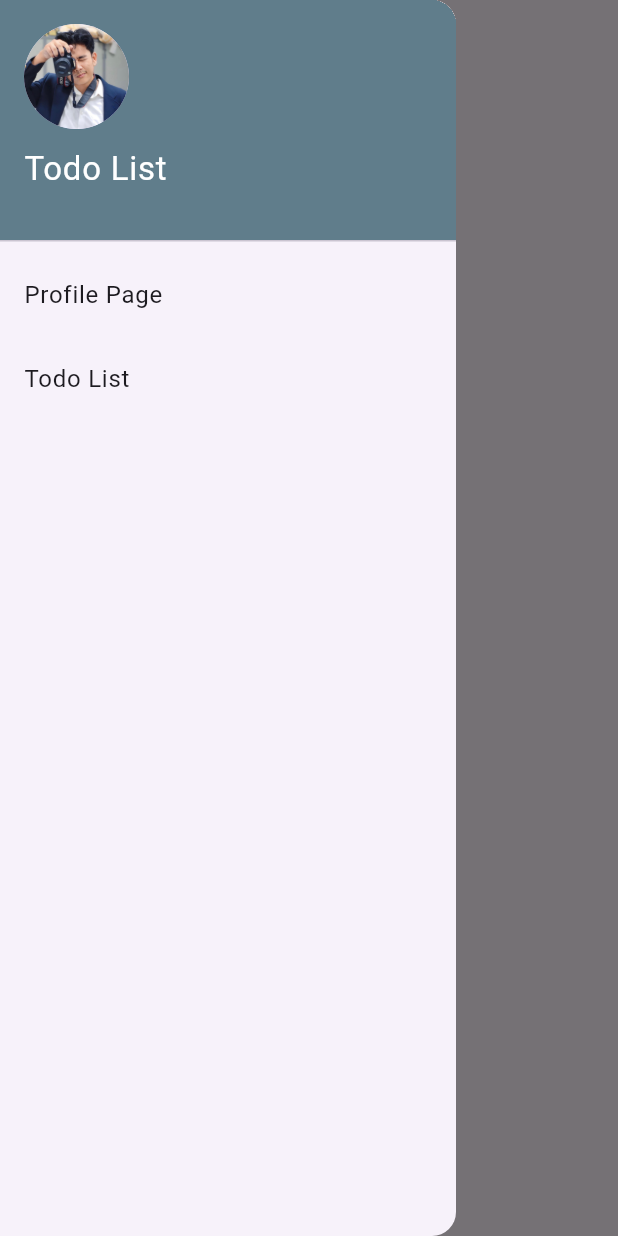
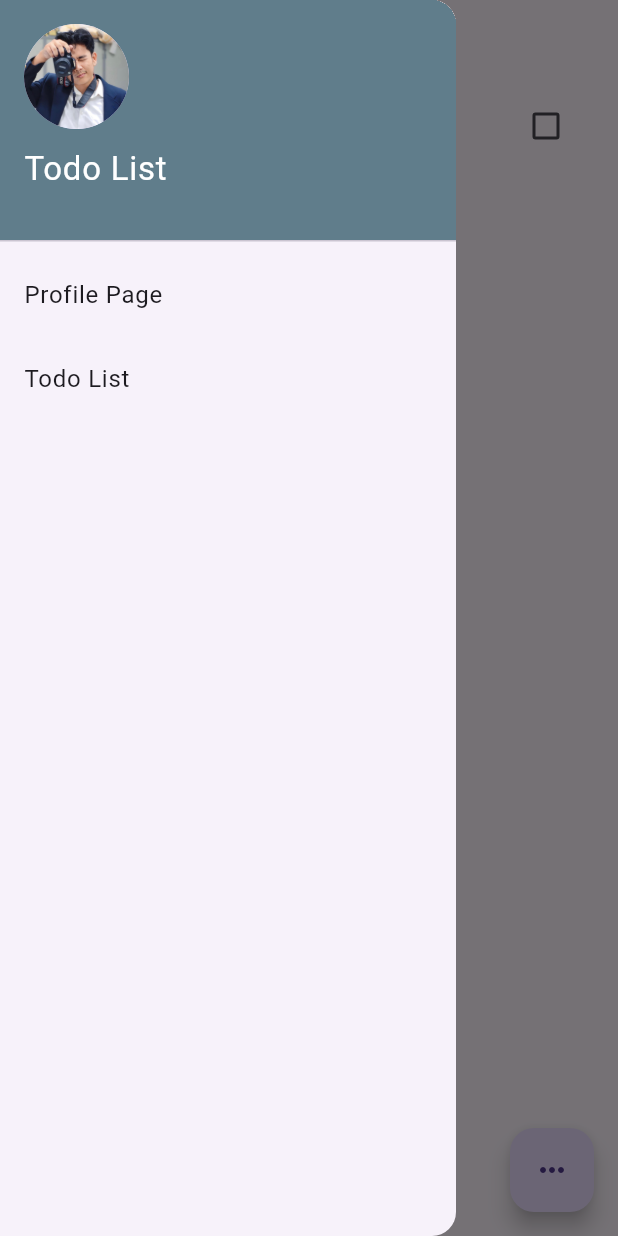
Before and after one commit to AnusitPP/flutter_lab, a Flutter app: the TodolistPage screen opened directly, with the side drawer open, on a phone screen of 412 x 824 dp. Run offline on Flutter 3.47's test engine with Material 3 defaults, Android fonts, the phone set to English and light mode, and no system bars; our stand-ins replace shared_preferences, sqflite; accounts and stored records are empty.

```diff
--- /dev/null
+++ b/lib/todo.dart
@@ -0,0 +1,25 @@
+class Todo {
+  int? id; // id เป็นตัวแปรที่ใช้เก็บหมายเลข ID ของ Todo
+  String task; // task เก็บชื่อหรือรายละเอียดของ Todo
+  bool isCompleted; // isCompleted เก็บสถานะว่า Todo เสร็จหรือยัง
+
+  Todo({this.id, required this.task, required this.isCompleted});
+
+  // ฟังก์ชันนี้ใช้ในการแปลงข้อมูล Todo ให้อยู่ในรูปแบบของ Map
+  Map<String, dynamic> toMap() {
+    return {
+      'id': id, // เก็บ id ของ Todo
+      'task': task, // เก็บรายละเอียดของ Todo
+      'isCompleted': isCompleted ? 1 : 0, // แปลง bool เป็น 1 หรือ 0
+    };
+  }
+
+  // ฟังก์ชันนี้ใช้ในการแปลงข้อมูลจาก Map กลับมาเป็น Todo
+  factory Todo.fromMap(Map<String, dynamic> map) {
+    return Todo(
+      id: map['id'], // สร้าง Todo จากข้อมูลใน Map โดยใช้ 'id'
+      task: map['task'], // ใช้ 'task' จาก Map
+      isCompleted: map['isCompleted'] == 1, // ตรวจสอบว่า isCompleted เป็น 1 (เสร็จแล้ว) หรือไม่
+    );
+  }
+}
--- a/lib/todolist.dart
+++ b/lib/todolist.dart
@@ -1,9 +1,14 @@
 import 'drawer.dart';
 import 'package:flutter/material.dart';
 
-class TodolistPage extends StatelessWidget{
+class TodolistPage extends StatefulWidget{
   const TodolistPage({super.key});
 
+  @override
+  State<TodolistPage> createState() => _TodolistPageState();
+}
+
+class _TodolistPageState extends State<TodolistPage> {
   @override
   Widget build(BuildContext context) {
     return Scaffold(
@@ -11,10 +16,19 @@ class TodolistPage extends StatelessWidget{
         title: Text("Todolist"),
       ),
       drawer: CustomDrawer(),
-      body: Center(
-        child: Text("Todolist Page"),
+      body: ListView(
+        children: [
+          ListTile(
+            title: Text("ตื่นนอนแบบไม่สาย"),
+            trailing: Checkbox(value: false, onChanged: (value){}),
+          ),
+        ],
       ),
+      floatingActionButton: FloatingActionButton(
+        onPressed: (){
+
+        },child: Icon(Icons.more_horiz_rounded,)
+        ),
     );
   }
-
 }
--- a/pubspec.yaml
+++ b/pubspec.yaml
@@ -9,7 +9,9 @@ environment:
 dependencies:
   flutter:
     sdk: flutter
+  path: ^1.9.1
   shared_preferences: ^2.5.2
+  sqflite: ^2.4.1
 
 dev_dependencies:
   flutter_test:
```
Also changed, not shown: lib/database_helper.dart (added, +83 -0 lines), pubspec.lock, 1 other file.
